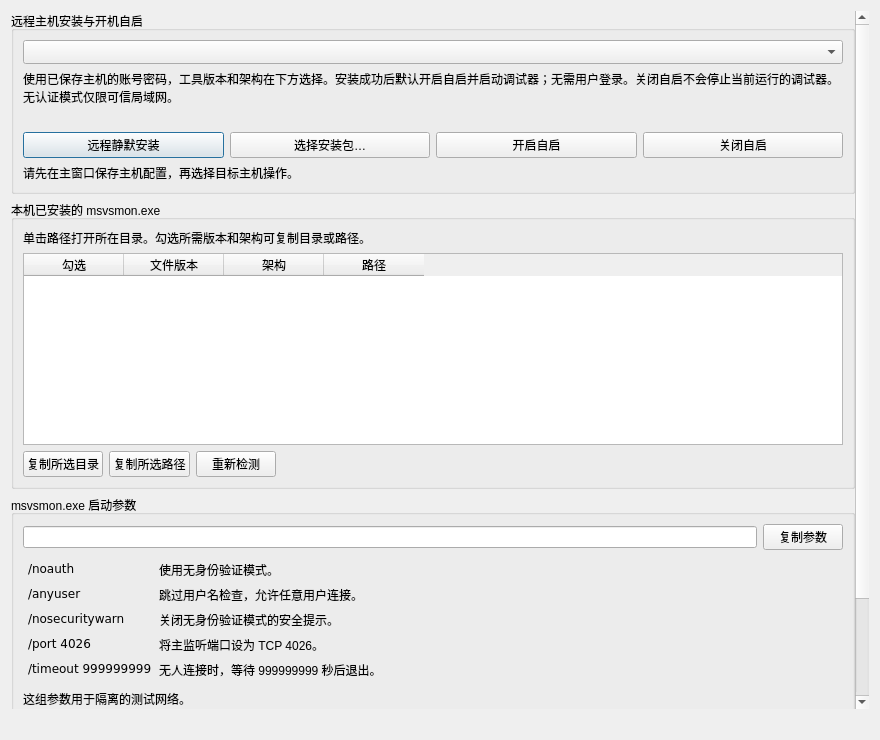
The window that src/remotedebugger.ui (UUxxXxxUU/SyncTool) describes before a commit, drawn with Qt 5.
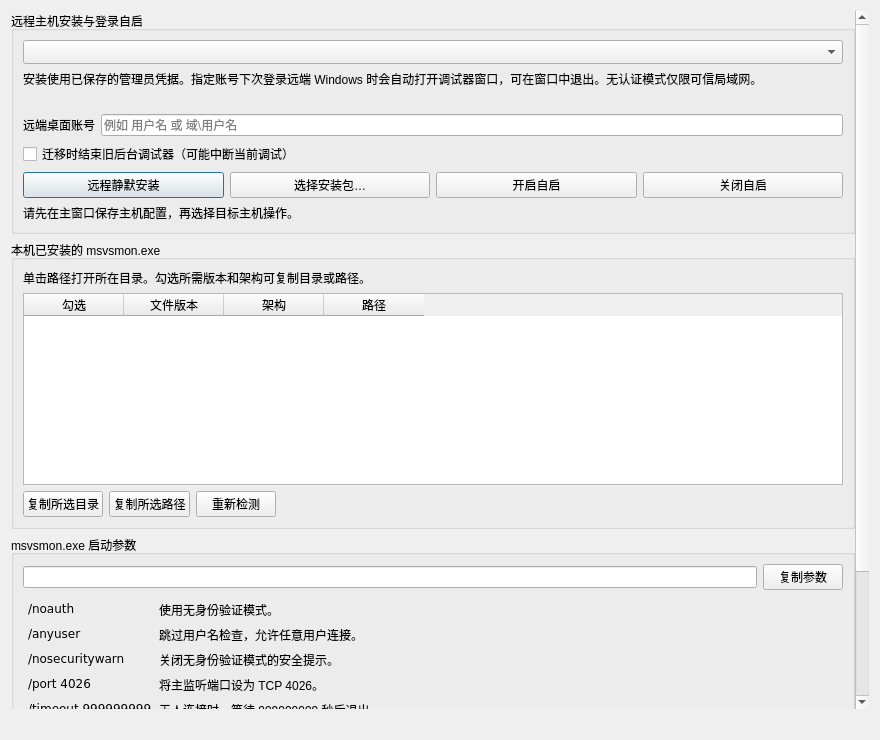
The same window after the commit.

Commit message:
发布 1.1.7，修复快捷方式扫描并调整远程调试器自启
同步模块：1. 跳过普通 Windows 快捷方式，保留对重解析点的校验。
同步模块：2. 明确提示规则不支持同步 .lnk。

远程调试模块：1. 按指定账号登录启动可见的调试器窗口。
远程调试模块：2. 经用户确认后结束旧后台任务并迁移登录自启。

发布模块：1. 更新版本、发布说明和相关回归用例。

Diff of the .ui file:
```diff
--- a/src/remotedebugger.ui
+++ b/src/remotedebugger.ui
@@ -15,7 +15,7 @@
       <property name="rightMargin"><number>0</number></property>
       <property name="bottomMargin"><number>0</number></property>
       <item><widget class="QGroupBox" name="remoteGroup">
-       <property name="title"><string>远程主机安装与开机自启</string></property>
+       <property name="title"><string>远程主机安装与登录自启</string></property>
        <layout class="QVBoxLayout" name="remoteLayout">
         <item><widget class="QComboBox" name="remoteHostCombo">
          <property name="accessibleName"><string>需要管理的远程主机</string></property>
@@ -24,12 +24,25 @@
         </widget></item>
         <item><widget class="QLabel" name="remoteHint">
          <property name="wordWrap"><bool>true</bool></property>
-         <property name="text"><string>使用已保存主机的账号密码，工具版本和架构在下方选择。安装成功后默认开启自启并启动调试器；无需用户登录。关闭自启不会停止当前运行的调试器。无认证模式仅限可信局域网。</string></property>
+         <property name="text"><string>安装使用已保存的管理员凭据。指定账号下次登录远端 Windows 时会自动打开调试器窗口，可在窗口中退出。无认证模式仅限可信局域网。</string></property>
         </widget></item>
         <item><widget class="QLabel" name="credentialHint">
          <property name="wordWrap"><bool>true</bool></property>
          <property name="textFormat"><enum>Qt::PlainText</enum></property>
         </widget></item>
+        <item><layout class="QHBoxLayout" name="startupUserLayout" stretch="0,1">
+         <item><widget class="QLabel" name="startupUserLabel">
+          <property name="text"><string>远端桌面账号</string></property>
+          <property name="buddy"><cstring>startupUserEdit</cstring></property>
+         </widget></item>
+         <item><widget class="QLineEdit" name="startupUserEdit">
+          <property name="placeholderText"><string>例如 用户名 或 域\用户名</string></property>
+          <property name="maxLength"><number>256</number></property>
+         </widget></item>
+        </layout></item>
+        <item><widget class="QCheckBox" name="stopLegacyStartupCheck">
+         <property name="text"><string>迁移时结束旧后台调试器（可能中断当前调试）</string></property>
+        </widget></item>
         <item><layout class="QHBoxLayout" name="remoteButtons">
          <item><widget class="QPushButton" name="installRemoteButton"><property name="text"><string>远程静默安装</string></property></widget></item>
          <item><widget class="QPushButton" name="browseRemoteInstallerButton"><property name="text"><string>选择安装包…</string></property></widget></item>
```
The commit also changes 10 other files.
